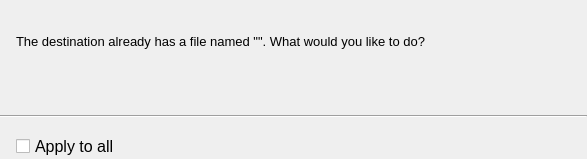
This is Code/Editor/AssetImporter/UI/FilesAlreadyExistDialog.ui in o3de/o3de as Qt 5 draws it before an edit. The edited form follows.
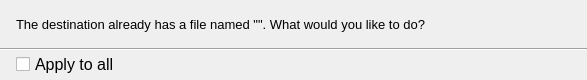
This is the edited form.

The edit to the form file:
```diff
--- a/Code/Editor/AssetImporter/UI/FilesAlreadyExistDialog.ui
+++ b/Code/Editor/AssetImporter/UI/FilesAlreadyExistDialog.ui
@@ -7,7 +7,7 @@
     <x>0</x>
     <y>0</y>
     <width>587</width>
-    <height>159</height>
+    <height>80</height>
    </rect>
   </property>
   <property name="sizePolicy">
@@ -94,40 +94,8 @@
        </property>
       </widget>
      </item>
-     <item>
-      <spacer name="verticalSpacer_3">
-       <property name="orientation">
-        <enum>Qt::Vertical</enum>
-       </property>
-       <property name="sizeType">
-        <enum>QSizePolicy::Minimum</enum>
-       </property>
-       <property name="sizeHint" stdset="0">
-        <size>
-         <width>0</width>
-         <height>16</height>
-        </size>
-       </property>
-      </spacer>
-     </item>
     </layout>
    </item>
-   <item>
-    <spacer name="verticalSpacer">
-     <property name="orientation">
-      <enum>Qt::Vertical</enum>
-     </property>
-     <property name="sizeType">
-      <enum>QSizePolicy::Minimum</enum>
-     </property>
-     <property name="sizeHint" stdset="0">
-      <size>
-       <width>0</width>
-       <height>16</height>
-      </size>
-     </property>
-    </spacer>
-   </item>
    <item>
     <widget class="Line" name="line">
      <property name="minimumSize">
@@ -141,22 +109,6 @@
      </property>
     </widget>
    </item>
-   <item>
-    <spacer name="verticalSpacer_2">
-     <property name="orientation">
-      <enum>Qt::Vertical</enum>
-     </property>
-     <property name="sizeType">
-      <enum>QSizePolicy::Minimum</enum>
-     </property>
-     <property name="sizeHint" stdset="0">
-      <size>
-       <width>0</width>
-       <height>16</height>
-      </size>
-     </property>
-    </spacer>
-   </item>
    <item>
     <layout class="QHBoxLayout" name="horizontalLayout">
      <property name="spacing">
```
